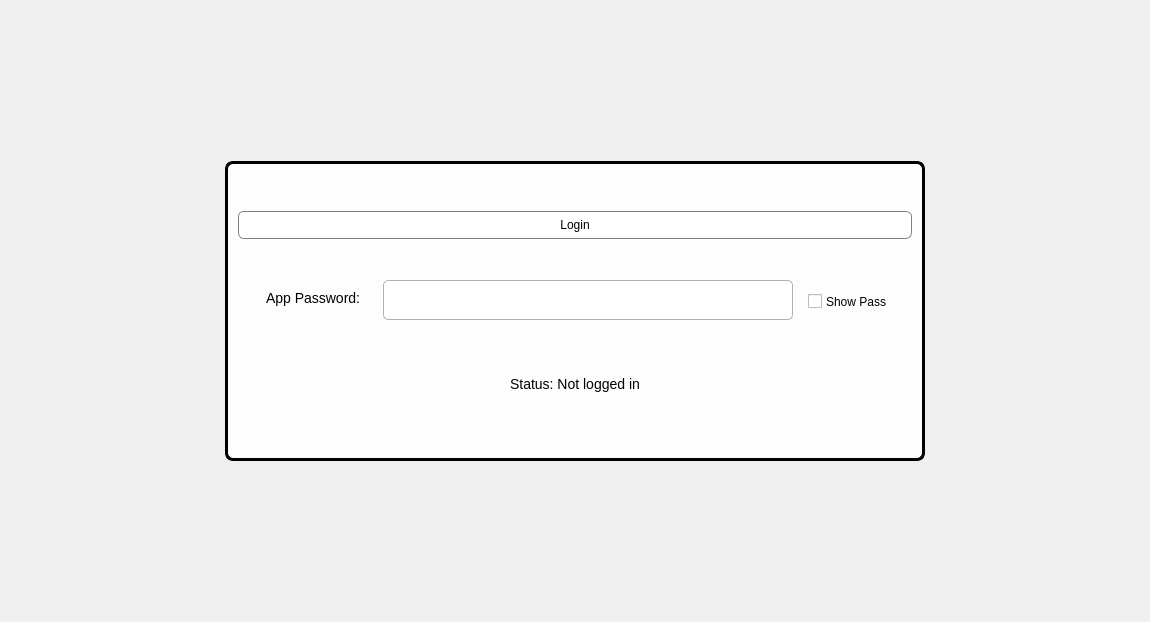
Old version of the form UI/Dialogs/email_login_widget.ui in the repository Justin-Kuchmy/JustPay_App.
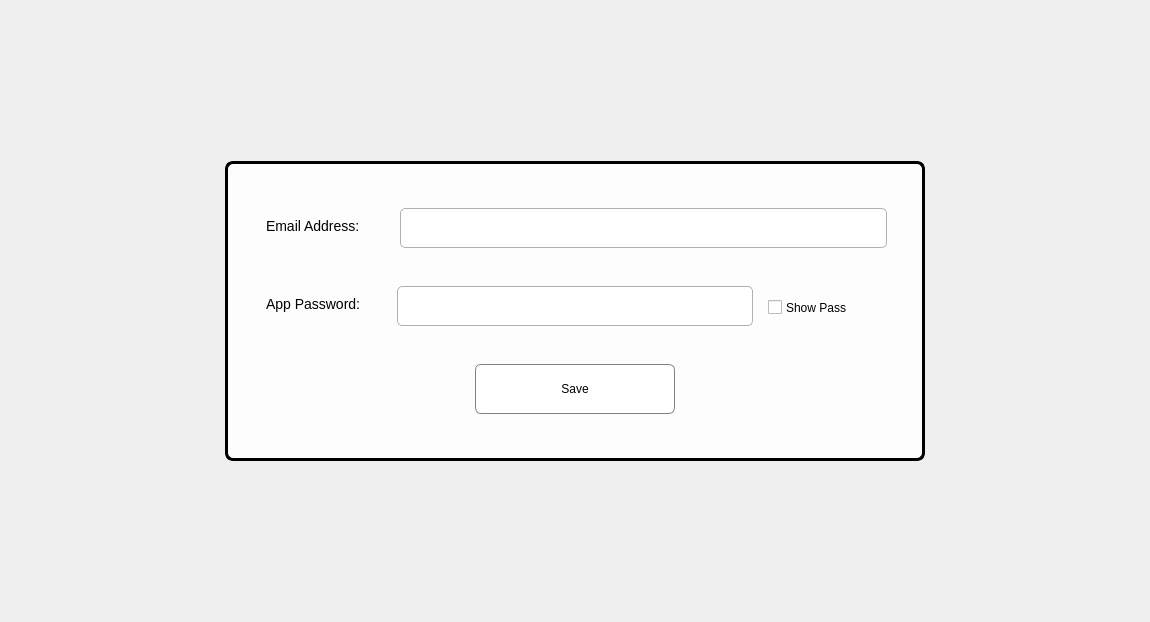
New version of the form.

The edit to the form file:
```diff
--- a/UI/Dialogs/email_login_widget.ui
+++ b/UI/Dialogs/email_login_widget.ui
@@ -126,14 +126,30 @@
          <number>10</number>
         </property>
         <item>
-         <widget class="QPushButton" name="loginButton">
+         <layout class="QHBoxLayout" name="horizontalLayout_4" stretch="1,4">
+          <property name="spacing">
+           <number>15</number>
+          </property>
+          <property name="leftMargin">
+           <number>25</number>
+          </property>
+          <property name="rightMargin">
+           <number>25</number>
+          </property>
+          <item>
+           <widget class="QLabel" name="emailLabel">
           <property name="text">
-           <string>Login</string>
+             <string>Email Address:</string>
           </property>
          </widget>
         </item>
         <item>
-         <layout class="QHBoxLayout" name="horizontalLayout">
+           <widget class="QLineEdit" name="emailLineEdit"/>
+          </item>
+         </layout>
+        </item>
+        <item>
+         <layout class="QHBoxLayout" name="horizontalLayout" stretch="1,3,1">
           <property name="spacing">
            <number>15</number>
           </property>
@@ -166,20 +182,59 @@
          </layout>
         </item>
         <item>
-         <widget class="QLabel" name="statusLabel">
+         <layout class="QHBoxLayout" name="horizontalLayout_3">
+          <item>
+           <spacer name="horizontalSpacer">
+            <property name="orientation">
+             <enum>Qt::Horizontal</enum>
+            </property>
+            <property name="sizeType">
+             <enum>QSizePolicy::MinimumExpanding</enum>
+            </property>
+            <property name="sizeHint" stdset="0">
+             <size>
+              <width>40</width>
+              <height>20</height>
+             </size>
+            </property>
+           </spacer>
+          </item>
+          <item>
+           <widget class="QPushButton" name="saveButton">
+            <property name="minimumSize">
+             <size>
+              <width>200</width>
+              <height>0</height>
+             </size>
+            </property>
           <property name="maximumSize">
            <size>
-            <width>16777215</width>
+              <width>986</width>
             <height>50</height>
            </size>
           </property>
           <property name="text">
-           <string>Status: Not logged in</string>
-          </property>
-          <property name="alignment">
-           <set>Qt::AlignCenter</set>
-          </property>
-         </widget>
+             <string>Save</string>
+            </property>
+           </widget>
+          </item>
+          <item>
+           <spacer name="horizontalSpacer_2">
+            <property name="orientation">
+             <enum>Qt::Horizontal</enum>
+            </property>
+            <property name="sizeType">
+             <enum>QSizePolicy::MinimumExpanding</enum>
+            </property>
+            <property name="sizeHint" stdset="0">
+             <size>
+              <width>40</width>
+              <height>20</height>
+             </size>
+            </property>
+           </spacer>
+          </item>
+         </layout>
         </item>
        </layout>
       </widget>
```
Left out of the diff: 2 changed lines with no effect on the pictures. Lines whose indentation alone changed are shown as unchanged.
